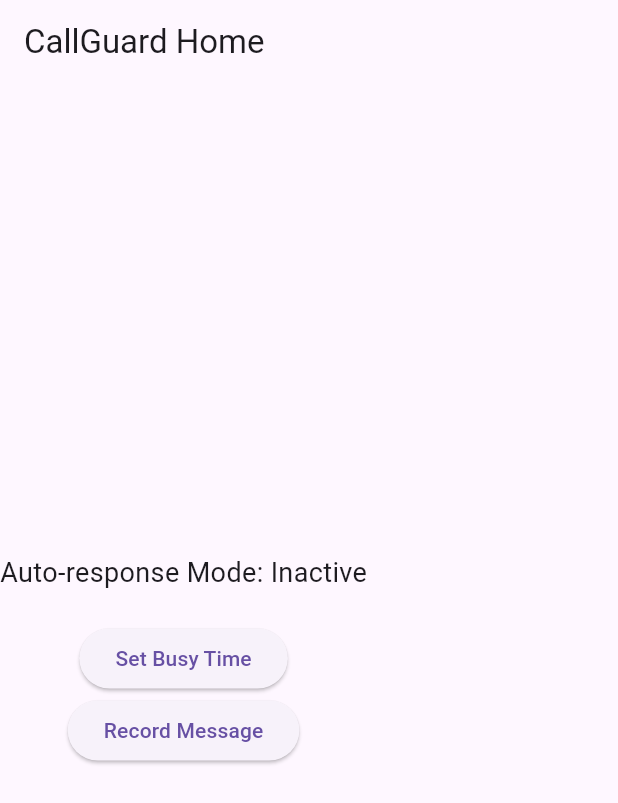
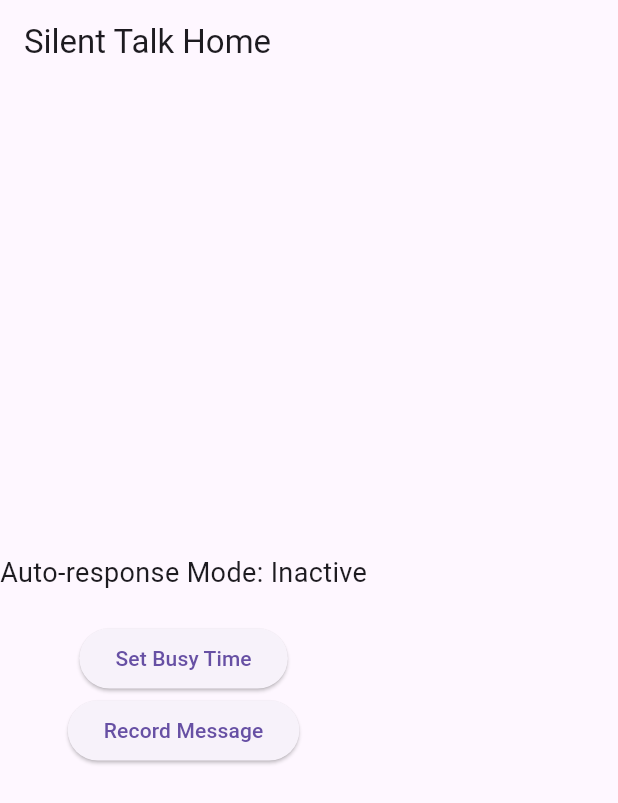
Before and after one commit to muhammadhusnain531/silenttalk, a Flutter app: the HomeScreen screen opened directly, on a phone screen of 412 x 824 dp. Shown: the top 803 px of the screen. Run offline on Flutter 3.47's test engine with Material 3 defaults, Android fonts, the phone set to English and light mode, and no system bars; our stand-ins replace permission_handler, shared_preferences; accounts and stored records are empty.

Commit message:
change name

```diff
--- a/lib/Home_Screen.dart
+++ b/lib/Home_Screen.dart
@@ -10,7 +10,7 @@ class HomeScreen extends StatelessWidget {
   Widget build(BuildContext context) {
     return Scaffold(
       appBar: AppBar(
-        title: Text('CallGuard Home'),
+        title: Text('Silent Talk Home'),
       ),
       body: Column(
         mainAxisAlignment: MainAxisAlignment.center,
```
